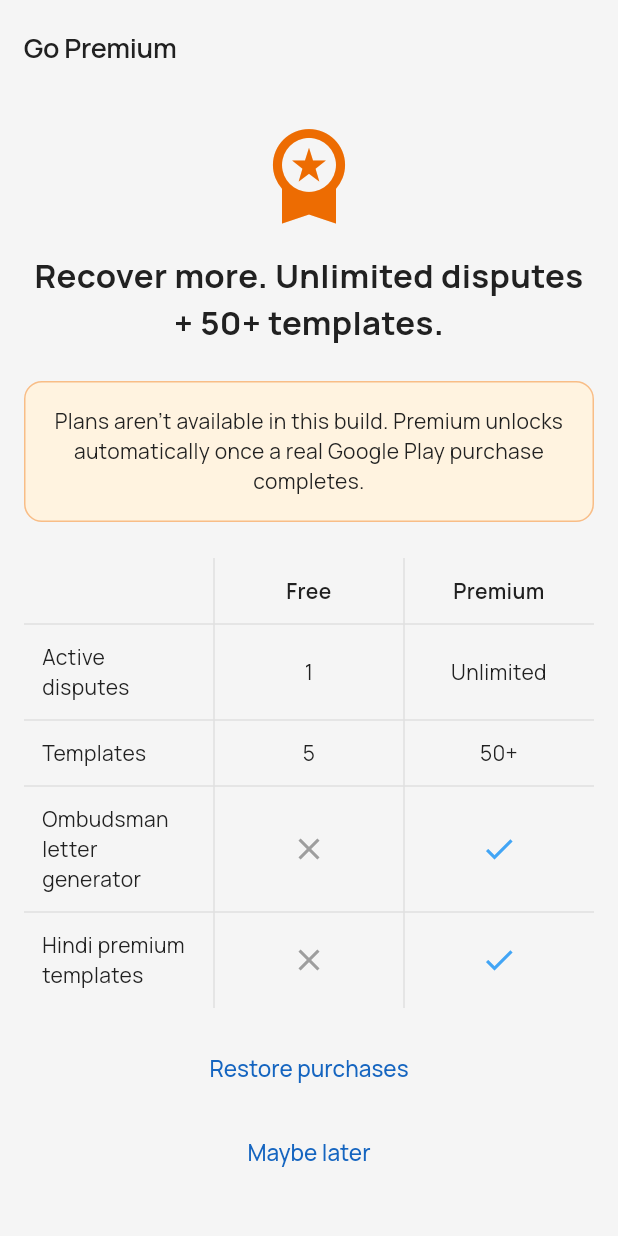
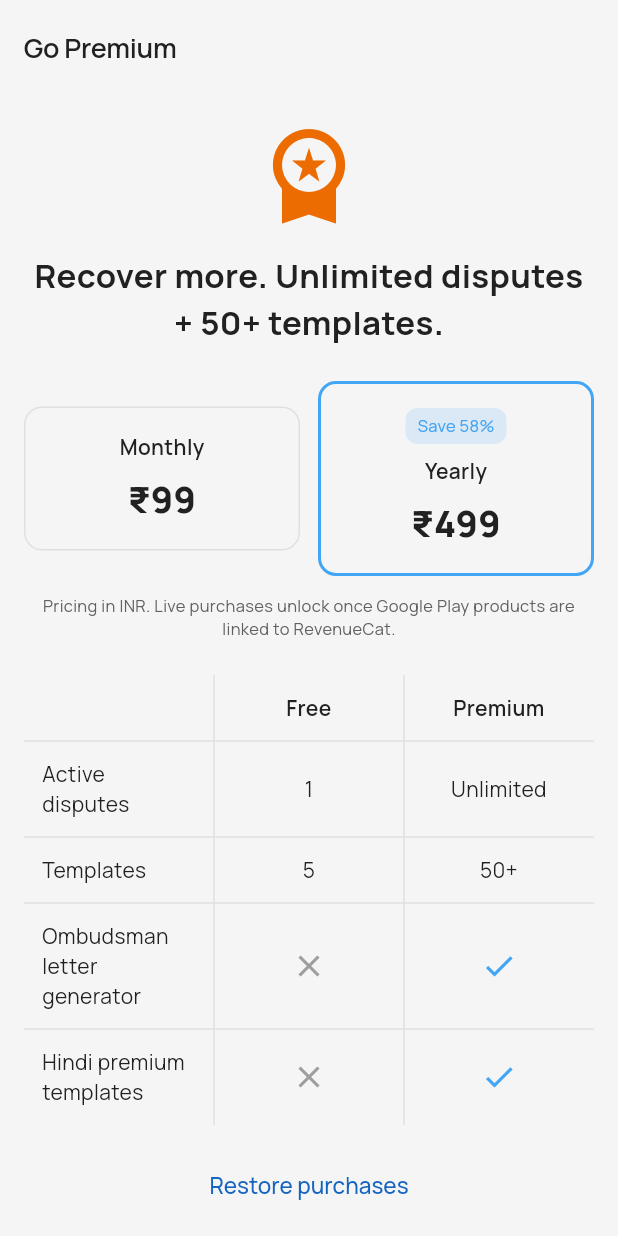
Before and after one commit to aasheesh333/RefundRadar, a Flutter app: the PaywallPage screen opened by its route, on a phone screen of 412 x 824 dp. Run offline on Flutter 3.47's test engine with Material 3 defaults, Android fonts, the phone set to English and light mode, and no system bars; our stand-ins replace cloud_firestore, firebase_analytics, firebase_auth, firebase_core, firebase_crashlytics, firebase_messaging and 8 more; missing offline and left inert: onesignal_flutter, purchases_flutter; accounts and stored records are empty; network calls fail.

Commit message:
fix(theme+assets+paywall): default light theme, bundle template subdirs, INR fallback pricing
- theme_provider: default ThemeMode.light (was system). User can still switch
  to dark from Settings → Appearance; choice persists for the session.
- pubspec: declare each assets/templates/* subdirectory explicitly so nested
  template JSONs (upi/, fastag/, bank_charges/, wrong_transfer/, advanced/)
  are bundled into the APK. Fixes 'unable to load asset: assets/templates/upi/...'.
- paywall_page: when RevenueCat offerings are empty (SDK unconfigured or no
  products linked), show static INR prices per Notion spec (monthly ₹99,
  yearly ₹499, 58% save badge). Taps surface a 'setup pending' SnackBar
  instead of a silent unavailable banner.

```diff
--- a/lib/core/providers/theme_provider.dart
+++ b/lib/core/providers/theme_provider.dart
@@ -1,6 +1,9 @@
 import 'package:flutter/material.dart';
 import 'package:flutter_riverpod/flutter_riverpod.dart';
 
-final themeModeProvider = StateProvider<ThemeMode>((ref) => ThemeMode.system);
+// Default to light theme per user request. The user can still switch to
+// dark (or follow system) from Settings → Appearance at any time; the
+// choice persists for the session via this StateProvider.
+final themeModeProvider = StateProvider<ThemeMode>((ref) => ThemeMode.light);
 
 final localeProvider = StateProvider<Locale>((ref) => const Locale('en'));
--- a/lib/features/paywall/paywall_page.dart
+++ b/lib/features/paywall/paywall_page.dart
@@ -202,20 +202,68 @@ class _PaywallPageState extends ConsumerState<PaywallPage> {
     }
     final packages = _offerings?.current?.availablePackages;
     if (packages == null || packages.isEmpty) {
-      // SDK not configured OR no offering attached in dashboard.
-      return Container(
-        padding: const EdgeInsets.all(16),
-        decoration: BoxDecoration(
-          color: tc.alertSoft,
-          borderRadius: BorderRadius.circular(12),
-          border: Border.all(color: AppColors.alert.withValues(alpha: 0.4)),
-        ),
-        child: Text(
-          "Plans aren't available in this build. Premium unlocks "
-          'automatically once a real Google Play purchase completes.',
-          textAlign: TextAlign.center,
-          style: TextStyle(color: tc.textPrimary),
-        ),
+      // SDK not configured OR no offering attached in dashboard. Show the
+      // Notion-plan INR prices (spec §6.2: monthly ₹99 / yearly ₹499) so
+      // the page is informative even before the live products are wired in
+      // RevenueCat/Play Console. Taps surface a "setup pending" SnackBar —
+      // we never silently swallow the tap.
+      final scaffoldMessenger = ScaffoldMessenger.of(context);
+      return Column(
+        children: [
+          Row(
+            children: [
+              Expanded(
+                child: _PlanCard(
+                  title: 'Monthly',
+                  price: '₹99',
+                  highlighted: false,
+                  onTap: _purchasingPackageId == null
+                      ? () => scaffoldMessenger.showSnackBar(
+                            const SnackBar(
+                              content: Text(
+                                  'Purchase unavailable in this build. Once Play Store products are configured, tapping here will start the ₹99/month purchase.'),
+                              duration: Duration(seconds: 4),
+                            ),
+                          )
+                      : null,
+                  loading: false,
+                ),
+              ),
+              const SizedBox(width: 12),
+              Expanded(
+                child: _PlanCard(
+                  title: 'Yearly',
+                  price: '₹499',
+                  highlighted: true,
+                  badge: 'Save 58%',
+                  onTap: _purchasingPackageId == null
+                      ? () => scaffoldMessenger.showSnackBar(
+                            const SnackBar(
+                              content: Text(
+                                  'Purchase unavailable in this build. Once Play Store products are configured, tapping here will start the ₹499/year purchase.'),
+                              duration: Duration(seconds: 4),
+                            ),
+                          )
+                      : null,
+                  loading: false,
+                ),
+              ),
+            ],
+          ),
+          const SizedBox(height: 12),
+          Padding(
+            padding: const EdgeInsets.symmetric(horizontal: 8),
+            child: Text(
+              'Pricing in INR. Live purchases unlock once Google Play products are linked to RevenueCat.',
+              textAlign: TextAlign.center,
+              style: TextStyle(
+                fontSize: 11,
+                color: tc.textSecondary,
+                height: 1.4,
+              ),
+            ),
+          ),
+        ],
       );
     }
     // Order: Monthly, Yearly first (Yearly highlighted), Lifetime last.
--- a/pubspec.yaml
+++ b/pubspec.yaml
@@ -51,3 +51,8 @@ flutter:
   assets:
     - assets/rules_engine.json
     - assets/templates/
+    - assets/templates/upi/
+    - assets/templates/fastag/
+    - assets/templates/bank_charges/
+    - assets/templates/wrong_transfer/
+    - assets/templates/advanced/
```
